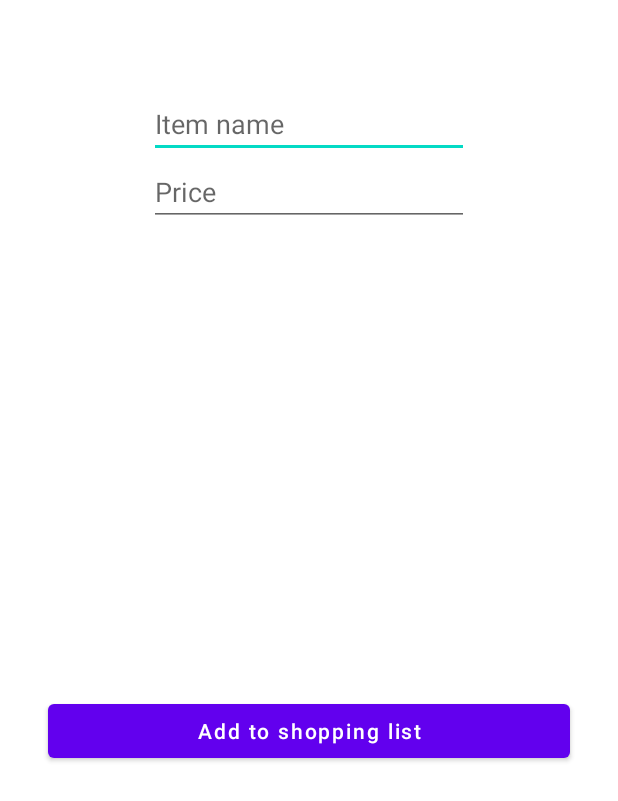
After one commit to eugraff2/FinalShoppingApp, an Android app: the layout edit_item_dialog.xml on its own in the app's theme, with its tools: preview values and no code run, on a phone screen of 412 x 824 dp. The commit adds this screen. Shown: the top 801 px of the screen. Run offline under Robolectric (Android 15) with nearby library versions, the light colour scheme and no system bars.

Commit message:
Adding items to shopping list works properly on front and back end

```diff
--- a/app/src/main/java/edu/uga/cs/finalshoppingapp/ShoppingListActivity.java
+++ b/app/src/main/java/edu/uga/cs/finalshoppingapp/ShoppingListActivity.java
@@ -59,7 +59,7 @@ public class ShoppingListActivity extends AppCompatActivity implements AddItemDi
 
         // get a Firebase DB instance reference
         db = FirebaseDatabase.getInstance();
-        DatabaseReference myRef = db.getReference("items");
+        DatabaseReference myRef = db.getReference("shopping");
 
         // Set up a listener (event handler) to receive a value for the database reference.
         // This type of listener is called by Firebase once by immediately executing its onDataChange method
@@ -146,7 +146,7 @@ public class ShoppingListActivity extends AppCompatActivity implements AddItemDi
             // Note that we are using a specific key (one child in the list)
             DatabaseReference ref = db
                     .getReference()
-                    .child( "items" )
+                    .child( "shopping" )
                     .child( item.getKey() );
 
             // This listener will be invoked asynchronously, hence no need for an AsyncTask class, as in the previous apps
@@ -182,7 +182,7 @@ public class ShoppingListActivity extends AppCompatActivity implements AddItemDi
             // Note that we are using a specific key (one child in the list)
             DatabaseReference ref = db
                     .getReference()
-                    .child( "items" )
+                    .child( "shopping" )
                     .child( item.getKey() );
 
             // This listener will be invoked asynchronously, hence no need for an AsyncTask class, as in the previous apps
--- /dev/null
+++ b/app/src/main/res/layout/edit_item_dialog.xml
@@ -0,0 +1,48 @@
+<?xml version="1.0" encoding="utf-8"?>
+<androidx.constraintlayout.widget.ConstraintLayout xmlns:android="http://schemas.android.com/apk/res/android"
+    xmlns:app="http://schemas.android.com/apk/res-auto"
+    xmlns:tools="http://schemas.android.com/tools"
+    android:id="@+id/root"
+    android:layout_width="match_parent"
+    android:layout_height="match_parent">
+
+    <EditText
+        android:id="@+id/editText1"
+        android:layout_width="wrap_content"
+        android:layout_height="wrap_content"
+        android:layout_marginTop="60dp"
+        android:ems="10"
+        android:hint="Item name"
+        android:inputType="text"
+        app:layout_constraintBottom_toTopOf="@+id/editText2"
+        app:layout_constraintEnd_toEndOf="parent"
+        app:layout_constraintHorizontal_bias="0.5"
+        app:layout_constraintStart_toStartOf="parent"
+        app:layout_constraintTop_toTopOf="parent" />
+
+    <EditText
+        android:id="@+id/editText2"
+        android:layout_width="wrap_content"
+        android:layout_height="wrap_content"
+        android:ems="10"
+        android:hint="Price"
+        android:inputType="numberDecimal"
+        app:layout_constraintEnd_toEndOf="parent"
+        app:layout_constraintHorizontal_bias="0.5"
+        app:layout_constraintStart_toStartOf="parent"
+        app:layout_constraintTop_toBottomOf="@+id/editText1" />
+
+    <Button
+        android:id="@+id/addShopping"
+        android:layout_width="0dp"
+        android:layout_height="wrap_content"
+        android:layout_marginLeft="32dp"
+        android:layout_marginRight="32dp"
+        android:text="Add to shopping list"
+        android:textAllCaps="false"
+        app:layout_constraintBottom_toBottomOf="parent"
+        app:layout_constraintEnd_toEndOf="parent"
+        app:layout_constraintStart_toStartOf="parent"
+        app:layout_constraintTop_toBottomOf="@+id/editText2" />
+
+</androidx.constraintlayout.widget.ConstraintLayout>
```
Also changed, not shown: app/src/main/java/edu/uga/cs/finalshoppingapp/EditItemDialogFragment.java (+48 -2 lines).
